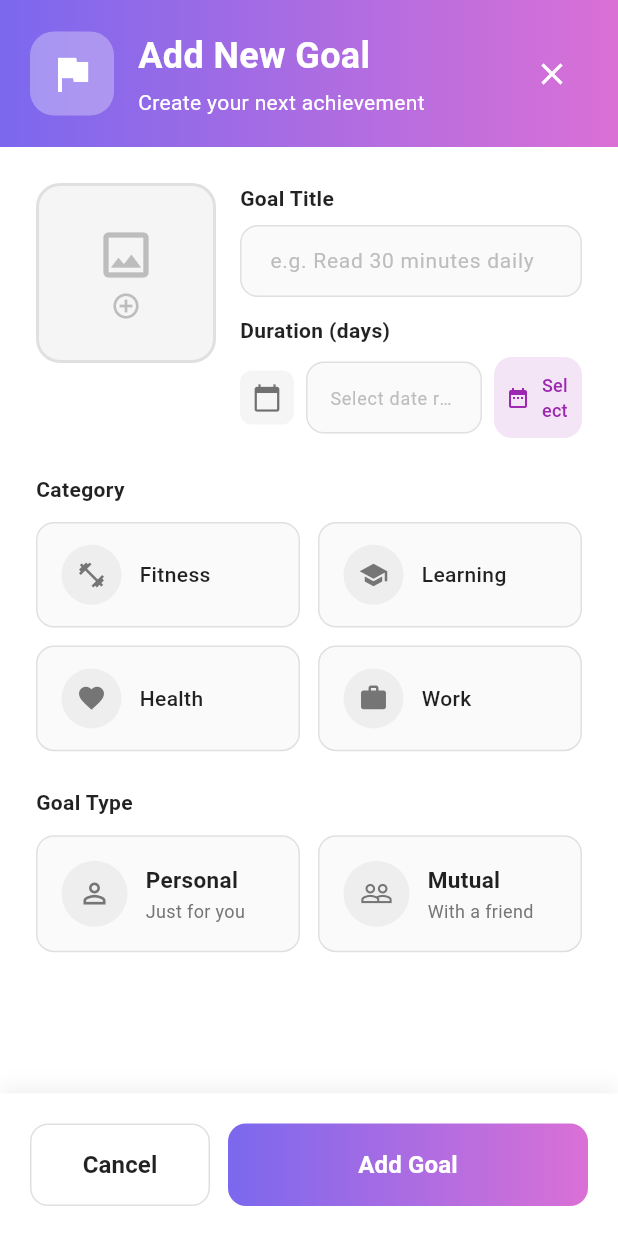
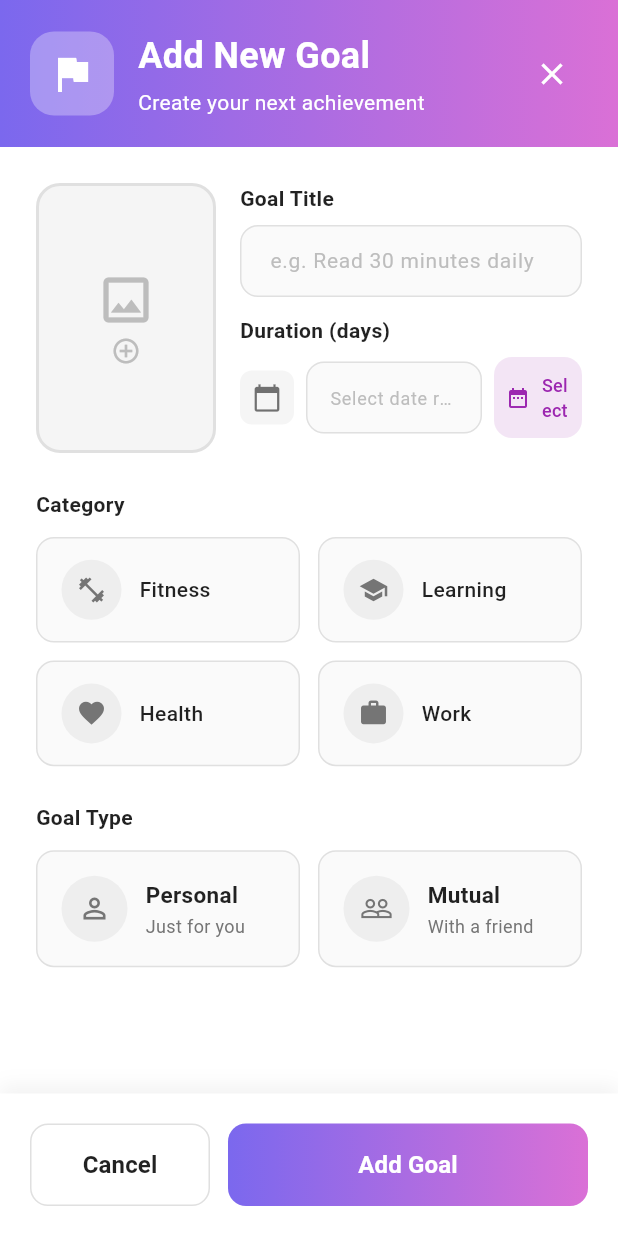
Before and after one commit to PetchSuriya/Challenge-Goal-App, a Flutter app: the GoalFormPage screen opened directly, on a phone screen of 412 x 824 dp. Run offline on Flutter 3.47's test engine with Material 3 defaults, Android fonts, the phone set to English and light mode, and no system bars; our stand-ins replace flutter_riverpod, go_router, image_picker, shared_preferences; accounts and stored records are empty.

Commit message:
Fix: Extend image picker height to match Goal Title + Duration section

```diff
--- a/lib/features/goal/view/goal_form_page.dart
+++ b/lib/features/goal/view/goal_form_page.dart
@@ -255,12 +255,14 @@ class _GoalFormPageState extends State<GoalFormPage> {
                       Row(
                         crossAxisAlignment: CrossAxisAlignment.start,
                         children: [
-                          // Image Picker (Left side)
+                          // Image Picker (Left side) - Match height with Goal Title + Duration
                           GestureDetector(
                             onTap: _pickImage,
                             child: Container(
                               width: 120,
-                              height: 120,
+                              constraints: const BoxConstraints(
+                                minHeight: 180, // เพิ่มความสูงให้ยืดตามเนื้อหา
+                              ),
                               decoration: BoxDecoration(
                                 color: Colors.grey.shade100,
                                 borderRadius: BorderRadius.circular(16),
```
